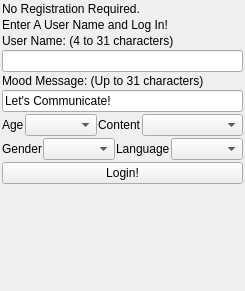
Qt form nolimitgui/src/Forms/AppletCreateAccount.ui (nolimitconnect/NoLimitConnect) before a commit.
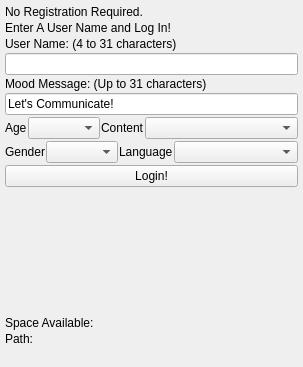
The same form after that commit.

Commit message: use one data dir to fix flatpak. fix android build. add space avail to account create dialog

Patch:
```diff
--- a/nolimitgui/src/Forms/AppletCreateAccount.ui
+++ b/nolimitgui/src/Forms/AppletCreateAccount.ui
@@ -12,8 +12,8 @@
    <rect>
     <x>0</x>
     <y>0</y>
-    <width>244</width>
-    <height>291</height>
+    <width>303</width>
+    <height>367</height>
    </rect>
   </property>
   <property name="sizePolicy">
@@ -30,16 +30,16 @@
     <number>2</number>
    </property>
    <property name="leftMargin">
-    <number>2</number>
+    <number>5</number>
    </property>
    <property name="topMargin">
-    <number>2</number>
+    <number>5</number>
    </property>
    <property name="rightMargin">
-    <number>2</number>
+    <number>5</number>
    </property>
    <property name="bottomMargin">
-    <number>2</number>
+    <number>5</number>
    </property>
    <item>
     <widget class="QLabel" name="label">
@@ -257,6 +257,79 @@
      </property>
     </spacer>
    </item>
+   <item>
+    <layout class="QHBoxLayout" name="horizontalLayout">
+     <property name="spacing">
+      <number>2</number>
+     </property>
+     <property name="topMargin">
+      <number>0</number>
+     </property>
+     <item>
+      <widget class="QLabel" name="label_2">
+       <property name="text">
+        <string>Space Available:</string>
+       </property>
+      </widget>
+     </item>
+     <item>
+      <widget class="QLabel" name="m_SpaceAvail">
+       <property name="sizePolicy">
+        <sizepolicy hsizetype="Expanding" vsizetype="Preferred">
+         <horstretch>0</horstretch>
+         <verstretch>0</verstretch>
+        </sizepolicy>
+       </property>
+       <property name="text">
+        <string notr="true"/>
+       </property>
+       <property name="wordWrap">
+        <bool>true</bool>
+       </property>
+      </widget>
+     </item>
+    </layout>
+   </item>
+   <item>
+    <layout class="QHBoxLayout" name="horizontalLayout_2">
+     <item>
+      <widget class="QLabel" name="label_7">
+       <property name="text">
+        <string>Path:</string>
+       </property>
+      </widget>
+     </item>
+     <item>
+      <widget class="QLabel" name="m_StoragePath">
+       <property name="sizePolicy">
+        <sizepolicy hsizetype="Expanding" vsizetype="Preferred">
+         <horstretch>0</horstretch>
+         <verstretch>0</verstretch>
+        </sizepolicy>
+       </property>
+       <property name="text">
+        <string notr="true"/>
+       </property>
+       <property name="wordWrap">
+        <bool>true</bool>
+       </property>
+      </widget>
+     </item>
+    </layout>
+   </item>
+   <item>
+    <widget class="QLabel" name="m_ExtraInfo">
+     <property name="sizePolicy">
+      <sizepolicy hsizetype="Expanding" vsizetype="Preferred">
+       <horstretch>0</horstretch>
+       <verstretch>0</verstretch>
+      </sizepolicy>
+     </property>
+     <property name="text">
+      <string/>
+     </property>
+    </widget>
+   </item>
   </layout>
  </widget>
  <resources/>
```
Left out of the diff: 4 changed lines with no effect on the pictures. The commit also changes 16 other files.
